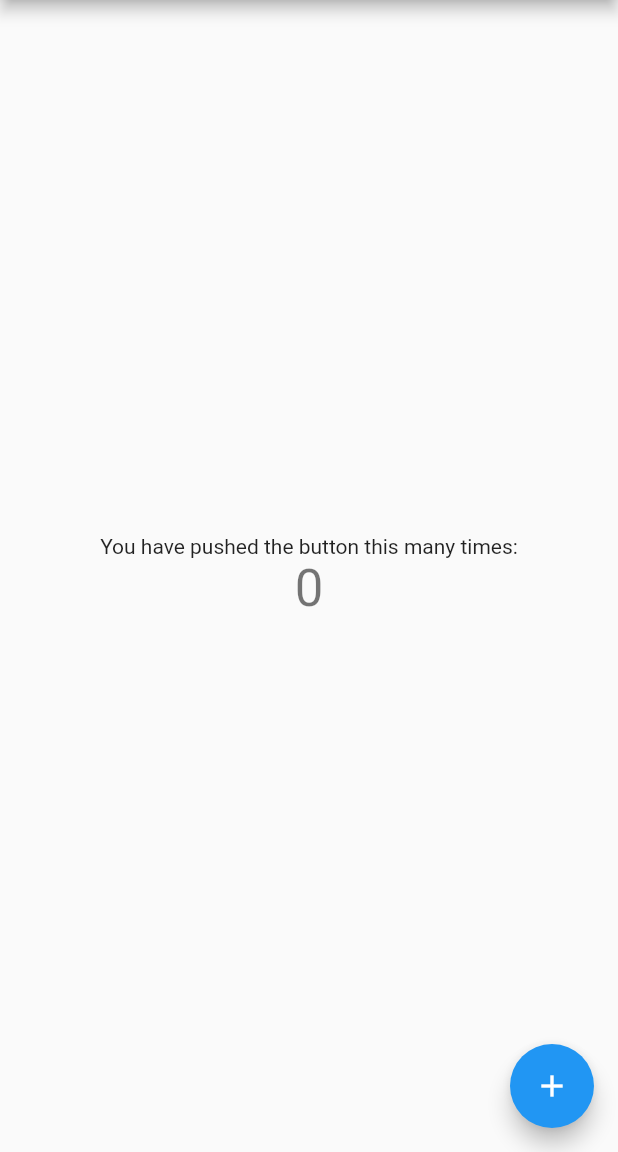
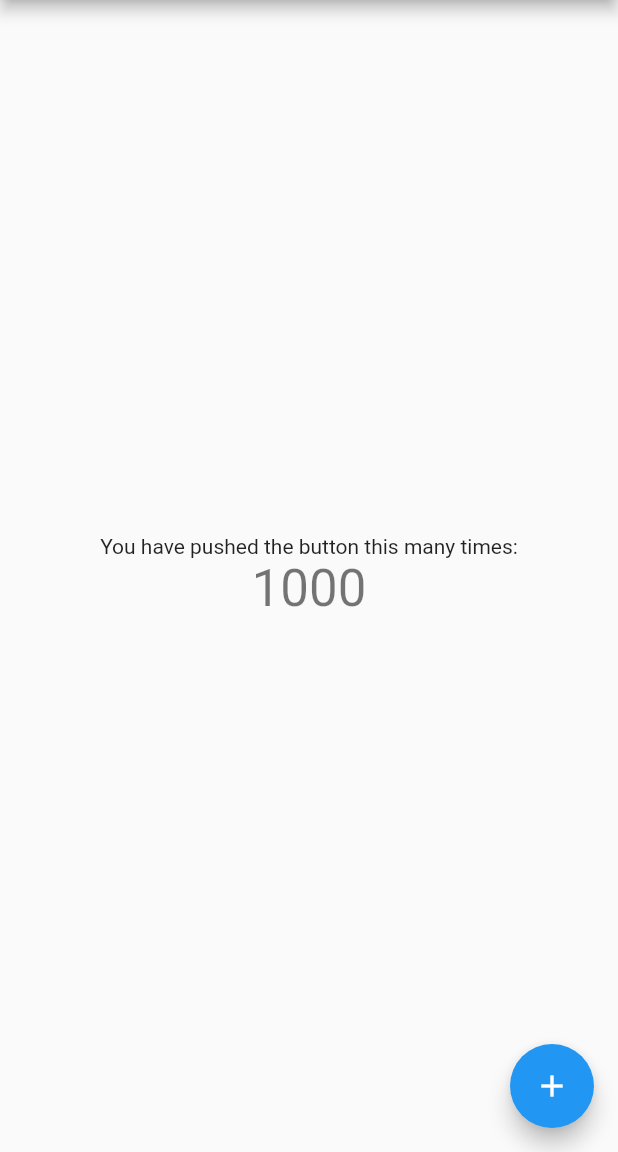
Before and after one commit to Clamarche/wefunk_flutter_app, a Flutter app: the screen it shows after launch, on a phone screen of 412 x 824 dp, the part 84-1236 px from its top. Run offline on Flutter 3.47's test engine with Material 2 defaults, Android fonts, the phone set to English and light mode, and no system bars.

Commit message:
Remove Debug Banner

```diff
--- a/lib/main.dart
+++ b/lib/main.dart
@@ -1,4 +1,5 @@
 import 'package:flutter/material.dart';
+import 'wefunk/api.dart';
 
 void main() {
   runApp(const MyApp());
@@ -11,6 +12,7 @@ class MyApp extends StatelessWidget {
   @override
   Widget build(BuildContext context) {
     return MaterialApp(
+      debugShowCheckedModeBanner: false,
       title: 'Flutter Demo',
       theme: ThemeData(
         // This is the theme of your application.
@@ -48,7 +50,7 @@ class MyHomePage extends StatefulWidget {
 }
 
 class _MyHomePageState extends State<MyHomePage> {
-  int _counter = 0;
+  int _counter = 1000;
 
   void _incrementCounter() {
     setState(() {
@@ -100,7 +102,7 @@ class _MyHomePageState extends State<MyHomePage> {
             ),
             Text(
               '$_counter',
-              style: Theme.of(context).textTheme.headlineMedium,
+              style: Theme.of(context).textTheme.headline4,
             ),
           ],
         ),
```
